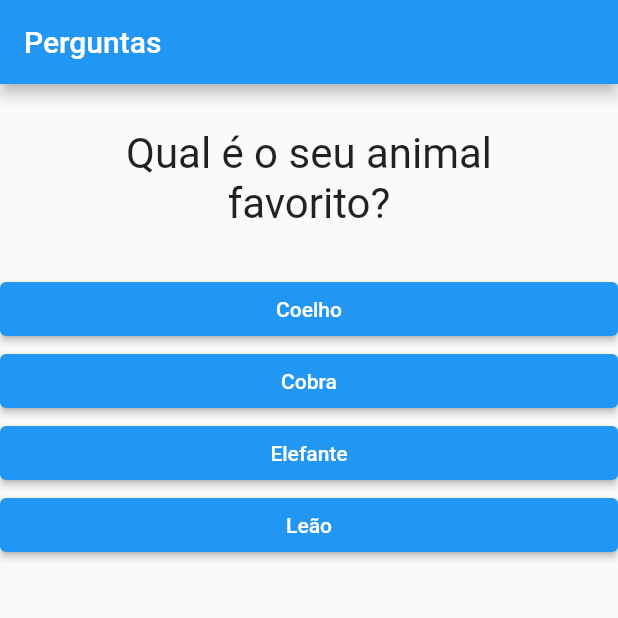
After one commit to RodrigoLee56/projeto_perguntas, a Flutter app: the screen it shows after launch, after a tap on "Preto", on a phone screen of 412 x 824 dp, the top half of it. The commit adds this screen. Run offline on Flutter 3.47's test engine with Material 2 defaults, Android fonts, the phone set to English and light mode, and no system bars.

Commit message:
add pontuação #01 e pontuação #02

```diff
--- a/lib/main.dart
+++ b/lib/main.dart
@@ -1,33 +1,50 @@
 import 'package:flutter/material.dart';
+import 'package:projeto_pergutas/questionario.dart';
 import 'package:projeto_pergutas/resultado.dart';
-import './questao.dart';
-import './resposta.dart';
 
 void main() => runApp(const PerguntaApp());
 
 class _PerguntaAppState extends State<PerguntaApp> {
   var _perguntaSelecionada = 0;
+  var _pontuacaoTotal = 0;
   final List<Map<String, Object>> _perguntas = const [
     {
       'texto': 'Qual é a sua cor favorita?',
-      'respostas': ['Preto', 'Vermelho', 'Verde', 'Branco'],
+      'respostas': [
+        {'texto': 'Preto', 'pontuacao': 10},
+        {'texto': 'Vermelho', 'pontuacao': 5},
+        {'texto': 'Verde', 'pontuacao': 3},
+        {'texto': 'Branco', 'pontuacao': 1},
+      ],
     },
     {
       'texto': 'Qual é o seu animal favorito?',
-      'respostas': ['Coelho', 'Cobra', 'Elefante', 'Leão'],
+      'respostas': [
+        {'texto': 'Coelho', 'pontuacao': 10},
+        {'texto': 'Cobra', 'pontuacao': 5},
+        {'texto': 'Elefante', 'pontuacao': 3},
+        {'texto': 'Leão', 'pontuacao': 1},
+      ],
     },
     {
       'texto': 'Qual é o seu instrutor favorito?',
-      'respostas': ['Maria', 'João', 'Leo', 'Pedro'],
+      'respostas': [
+        {'texto': 'Maria', 'pontuacao': 10},
+        {'texto': 'João', 'pontuacao': 5},
+        {'texto': 'Leo', 'pontuacao': 3},
+        {'texto': 'Pedro', 'pontuacao': 1},
+      ],
     }
   ];
 
-  void _responder() {
+  void _responder(int pontuacao) {
     if (temPerguntaSelecionada) {
       setState(() {
         _perguntaSelecionada++;
+        _pontuacaoTotal += pontuacao;
       });
     }
+    print(_pontuacaoTotal);
   }
 
   bool get temPerguntaSelecionada {
@@ -36,24 +53,16 @@ class _PerguntaAppState extends State<PerguntaApp> {
 
   @override
   Widget build(BuildContext context) {
-    List<String> respostas = temPerguntaSelecionada
-        ? _perguntas[_perguntaSelecionada].cast()['respostas']
-        : [];
-
     return MaterialApp(
       home: Scaffold(
         appBar: AppBar(
           title: const Text('Perguntas'),
         ),
         body: temPerguntaSelecionada
-            ? Column(
-                children: [
-                  Questao(_perguntas[_perguntaSelecionada]['texto'].toString()),
-                  ...respostas
-                      .map((texto) => Resposta(texto, _responder))
-                      .toList(),
-                ],
-              )
+            ? Questionario(
+                perguntas: _perguntas,
+                perguntaSelecionada: _perguntaSelecionada,
+                responder: _responder)
             : Resultado(),
       ),
     );
--- /dev/null
+++ b/lib/questionario.dart
@@ -0,0 +1,34 @@
+import 'package:flutter/material.dart';
+import 'package:projeto_pergutas/questao.dart';
+import 'package:projeto_pergutas/resposta.dart';
+
+class Questionario extends StatelessWidget {
+  final List<Map<String, Object>> perguntas;
+  final int perguntaSelecionada;
+  final void Function(int pontuacao) responder;
+
+  const Questionario({
+    required this.perguntas,
+    required this.perguntaSelecionada,
+    required this.responder,
+  });
+  bool get temPerguntaSelecionada {
+    return perguntaSelecionada < perguntas.length;
+  }
+
+  @override
+  Widget build(BuildContext context) {
+    List<Map<String, Object>> respostas = temPerguntaSelecionada
+        ? perguntas[perguntaSelecionada].cast()['respostas']
+        : [];
+    return Column(
+      children: [
+        Questao(perguntas[perguntaSelecionada]['texto'].toString()),
+        ...respostas
+            .map((resp) => Resposta(resp['texto'] as String,
+                () => responder(int.parse(resp['pontuacao'].toString()))))
+            .toList(),
+      ],
+    );
+  }
+}
```
